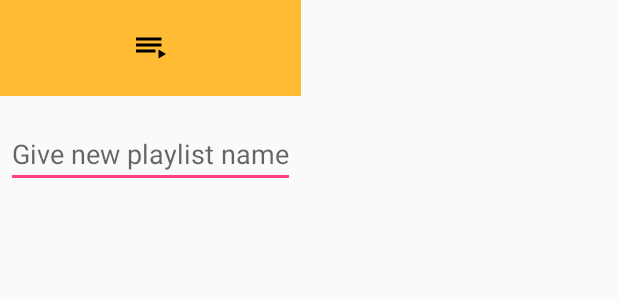
After one commit to Julius95/MP3Soitin, an Android app: the layout layout_dialog.xml on its own in the app's theme, with its tools: preview values and no code run, on a phone screen of 412 x 824 dp. The commit adds this screen. Shown: the top 300 px of the screen. Run offline under Robolectric (Android 15) with nearby library versions, the phone set to English and light mode, and no system bars.

Commit message:
Edistystä Playlist- ja Track-luokkiin liittyen.

```diff
--- a/app/src/main/res/layout/fragment_playlist.xml
+++ b/app/src/main/res/layout/fragment_playlist.xml
@@ -23,6 +23,7 @@
             android:layout_width="wrap_content"
             android:layout_height="wrap_content"
             android:backgroundTint="@android:color/holo_green_light"
+            android:id="@+id/addPlayList"
             android:text="@string/addplaylist"
             android:textStyle="bold" />
 
--- a/app/src/main/res/layout/fragment_tracklist.xml
+++ b/app/src/main/res/layout/fragment_tracklist.xml
@@ -14,7 +14,7 @@
         android:layout_height="wrap_content"
         android:background="@android:color/holo_blue_bright"
         android:visibility="visible"/><!--
-    android:orientation="vertical" -->
+    android:orientation="vertical"
 
     <TextView
         android:id="@android:id/empty"
@@ -22,5 +22,5 @@
         android:layout_height="wrap_content"
         android:fontFamily="casual"
         android:textAppearance="@style/TextAppearance.AppCompat.Caption"
-        android:textSize="14sp"/>
+        android:textSize="14sp"/>-->
 </android.support.constraint.ConstraintLayout>
--- /dev/null
+++ b/app/src/main/res/layout/layout_dialog.xml
@@ -0,0 +1,24 @@
+<?xml version="1.0" encoding="utf-8"?>
+<LinearLayout xmlns:android="http://schemas.android.com/apk/res/android"
+    android:orientation="vertical"
+    android:layout_width="wrap_content"
+    android:layout_height="wrap_content">
+    <ImageView
+        android:src="@drawable/ic_playlist_play_black_24dp"
+        android:layout_width="match_parent"
+        android:layout_height="64dp"
+        android:scaleType="center"
+        android:background="#FFFFBB33"
+        android:contentDescription="@string/app_name" />
+    <EditText
+        android:id="@+id/playlistName"
+        android:inputType="textEmailAddress"
+        android:layout_width="match_parent"
+        android:layout_height="wrap_content"
+        android:layout_marginTop="16dp"
+        android:layout_marginLeft="4dp"
+        android:layout_marginRight="4dp"
+        android:layout_marginBottom="4dp"
+        android:hint="@string/new_playlist" />
+
+</LinearLayout>
--- a/app/src/main/res/values/strings.xml
+++ b/app/src/main/res/values/strings.xml
@@ -7,6 +7,7 @@
     <string name="pause">||</string>
     <string name="action_scan">Scan</string>
     <string name="addplaylist">Add new playlist</string>
+    <string name="new_playlist">Give new playlist name</string>
     <!-- TODO: Remove or change this placeholder text -->
     <string name="hello_blank_fragment">Hello blank fragment</string>
 </resources>
```
Also changed, not shown: app/src/main/java/com/example/julius/mp3_soitin/CustomListAdapter.java (added, +71 -0 lines), app/src/main/java/com/example/julius/mp3_soitin/PlayListFragment.java (+36 -10 lines), app/src/main/java/com/example/julius/mp3_soitin/QueryDialog.java (added, +68 -0 lines), app/src/main/java/com/example/julius/mp3_soitin/TrackListFragment.java (+4 -3 lines), app/src/main/java/com/example/julius/mp3_soitin/entities/PlayList.java (+25 -0 lines), app/src/main/res/layout/tracklist_rowitem.xml (added, +34 -0 lines).
